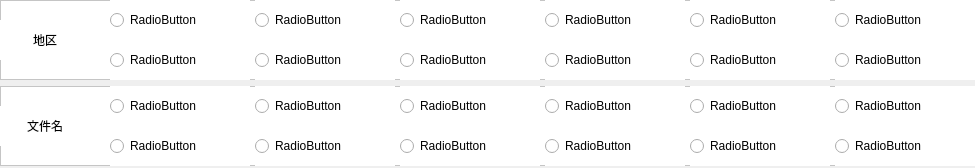
First picture: the form in app/edit_gift/gui/operation/check_language_ui.ui, repository WanKaKa/IjsGiftWall, before the edit.
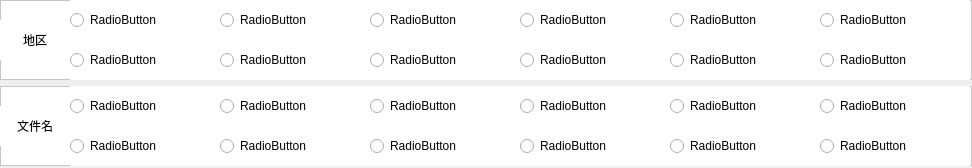
Second picture: the form after the edit.

```diff
--- a/app/edit_gift/gui/operation/check_language_ui.ui
+++ b/app/edit_gift/gui/operation/check_language_ui.ui
@@ -6,7 +6,7 @@
    <rect>
     <x>0</x>
     <y>0</y>
-    <width>975</width>
+    <width>972</width>
     <height>168</height>
    </rect>
   </property>
@@ -65,7 +65,7 @@
          <rect>
           <x>0</x>
           <y>20</y>
-          <width>90</width>
+          <width>70</width>
           <height>40</height>
          </rect>
         </property>
@@ -77,13 +77,13 @@
         </property>
         <property name="minimumSize">
          <size>
-          <width>90</width>
+          <width>70</width>
           <height>40</height>
          </size>
         </property>
         <property name="maximumSize">
          <size>
-          <width>90</width>
+          <width>70</width>
           <height>40</height>
          </size>
         </property>
@@ -101,9 +101,9 @@
        <widget class="QRadioButton" name="language_radio_2">
         <property name="geometry">
          <rect>
-          <x>110</x>
+          <x>70</x>
           <y>40</y>
-          <width>140</width>
+          <width>150</width>
           <height>40</height>
          </rect>
         </property>
@@ -117,9 +117,9 @@
        <widget class="QRadioButton" name="language_radio_1">
         <property name="geometry">
          <rect>
-          <x>110</x>
+          <x>70</x>
           <y>0</y>
-          <width>140</width>
+          <width>150</width>
           <height>40</height>
          </rect>
         </property>
@@ -133,9 +133,9 @@
        <widget class="QRadioButton" name="language_radio_3">
         <property name="geometry">
          <rect>
-          <x>255</x>
+          <x>220</x>
           <y>0</y>
-          <width>140</width>
+          <width>150</width>
           <height>40</height>
          </rect>
         </property>
@@ -149,9 +149,9 @@
        <widget class="QRadioButton" name="language_radio_4">
         <property name="geometry">
          <rect>
-          <x>255</x>
+          <x>220</x>
           <y>40</y>
-          <width>140</width>
+          <width>150</width>
           <height>40</height>
          </rect>
         </property>
@@ -165,9 +165,9 @@
        <widget class="QRadioButton" name="language_radio_5">
         <property name="geometry">
          <rect>
-          <x>400</x>
+          <x>370</x>
           <y>0</y>
-          <width>140</width>
+          <width>150</width>
           <height>40</height>
          </rect>
         </property>
@@ -181,9 +181,9 @@
        <widget class="QRadioButton" name="language_radio_6">
         <property name="geometry">
          <rect>
-          <x>400</x>
+          <x>370</x>
           <y>40</y>
-          <width>140</width>
+          <width>150</width>
           <height>40</height>
          </rect>
         </property>
@@ -197,9 +197,9 @@
        <widget class="QRadioButton" name="language_radio_7">
         <property name="geometry">
          <rect>
-          <x>545</x>
+          <x>520</x>
           <y>0</y>
-          <width>140</width>
+          <width>150</width>
           <height>40</height>
          </rect>
         </property>
@@ -213,9 +213,9 @@
        <widget class="QRadioButton" name="language_radio_8">
         <property name="geometry">
          <rect>
-          <x>545</x>
+          <x>520</x>
           <y>40</y>
-          <width>140</width>
+          <width>150</width>
           <height>40</height>
          </rect>
         </property>
@@ -229,9 +229,9 @@
        <widget class="QRadioButton" name="language_radio_9">
         <property name="geometry">
          <rect>
-          <x>690</x>
+          <x>670</x>
           <y>0</y>
-          <width>140</width>
+          <width>150</width>
           <height>40</height>
          </rect>
         </property>
@@ -245,9 +245,9 @@
        <widget class="QRadioButton" name="language_radio_10">
         <property name="geometry">
          <rect>
-          <x>690</x>
+          <x>670</x>
           <y>40</y>
-          <width>140</width>
+          <width>150</width>
           <height>40</height>
          </rect>
         </property>
@@ -261,9 +261,9 @@
        <widget class="QRadioButton" name="language_radio_11">
         <property name="geometry">
          <rect>
-          <x>835</x>
+          <x>820</x>
           <y>0</y>
-          <width>140</width>
+          <width>150</width>
           <height>40</height>
          </rect>
         </property>
@@ -277,9 +277,9 @@
        <widget class="QRadioButton" name="language_radio_12">
         <property name="geometry">
          <rect>
-          <x>835</x>
+          <x>820</x>
           <y>40</y>
-          <width>140</width>
+          <width>150</width>
           <height>40</height>
          </rect>
         </property>
@@ -320,19 +320,19 @@
          <rect>
           <x>0</x>
           <y>20</y>
-          <width>90</width>
+          <width>70</width>
           <height>40</height>
          </rect>
         </property>
         <property name="minimumSize">
          <size>
-          <width>90</width>
+          <width>70</width>
           <height>40</height>
          </size>
         </property>
         <property name="maximumSize">
          <size>
-          <width>90</width>
+          <width>70</width>
           <height>40</height>
          </size>
         </property>
@@ -350,9 +350,9 @@
        <widget class="QRadioButton" name="file_name_radio_1">
         <property name="geometry">
          <rect>
-          <x>110</x>
+          <x>70</x>
           <y>0</y>
-          <width>140</width>
+          <width>150</width>
           <height>40</height>
          </rect>
         </property>
@@ -366,9 +366,9 @@
        <widget class="QRadioButton" name="file_name_radio_2">
         <property name="geometry">
          <rect>
-          <x>110</x>
+          <x>70</x>
           <y>40</y>
-          <width>140</width>
+          <width>150</width>
           <height>40</height>
          </rect>
         </property>
@@ -382,9 +382,9 @@
        <widget class="QRadioButton" name="file_name_radio_3">
         <property name="geometry">
          <rect>
-          <x>255</x>
+          <x>220</x>
           <y>0</y>
-          <width>140</width>
+          <width>150</width>
           <height>40</height>
          </rect>
         </property>
@@ -398,9 +398,9 @@
        <widget class="QRadioButton" name="file_name_radio_4">
         <property name="geometry">
          <rect>
-          <x>255</x>
+          <x>220</x>
           <y>40</y>
-          <width>140</width>
+          <width>150</width>
           <height>40</height>
          </rect>
         </property>
@@ -414,9 +414,9 @@
        <widget class="QRadioButton" name="file_name_radio_5">
         <property name="geometry">
          <rect>
-          <x>400</x>
+          <x>370</x>
           <y>0</y>
-          <width>140</width>
+          <width>150</width>
           <height>40</height>
          </rect>
         </property>
@@ -430,9 +430,9 @@
        <widget class="QRadioButton" name="file_name_radio_6">
         <property name="geometry">
          <rect>
-          <x>400</x>
+          <x>370</x>
           <y>40</y>
-          <width>140</width>
+          <width>150</width>
           <height>40</height>
          </rect>
         </property>
@@ -446,9 +446,9 @@
        <widget class="QRadioButton" name="file_name_radio_7">
         <property name="geometry">
          <rect>
-          <x>545</x>
+          <x>520</x>
           <y>0</y>
-          <width>140</width>
+          <width>150</width>
           <height>40</height>
          </rect>
         </property>
@@ -462,9 +462,9 @@
        <widget class="QRadioButton" name="file_name_radio_8">
         <property name="geometry">
          <rect>
-          <x>545</x>
+          <x>520</x>
           <y>40</y>
-          <width>140</width>
+          <width>150</width>
           <height>40</height>
          </rect>
         </property>
@@ -478,9 +478,9 @@
        <widget class="QRadioButton" name="file_name_radio_9">
         <property name="geometry">
          <rect>
-          <x>690</x>
+          <x>670</x>
           <y>0</y>
-          <width>140</width>
+          <width>150</width>
           <height>40</height>
          </rect>
         </property>
@@ -494,9 +494,9 @@
        <widget class="QRadioButton" name="file_name_radio_10">
         <property name="geometry">
          <rect>
-          <x>690</x>
+          <x>670</x>
           <y>40</y>
-          <width>140</width>
+          <width>150</width>
           <height>40</height>
          </rect>
         </property>
@@ -510,9 +510,9 @@
        <widget class="QRadioButton" name="file_name_radio_11">
         <property name="geometry">
          <rect>
-          <x>835</x>
+          <x>820</x>
           <y>0</y>
-          <width>140</width>
+          <width>150</width>
           <height>40</height>
          </rect>
         </property>
@@ -526,9 +526,9 @@
        <widget class="QRadioButton" name="file_name_radio_12">
         <property name="geometry">
          <rect>
-          <x>835</x>
+          <x>820</x>
           <y>40</y>
-          <width>140</width>
+          <width>150</width>
           <height>40</height>
          </rect>
         </property>
```
